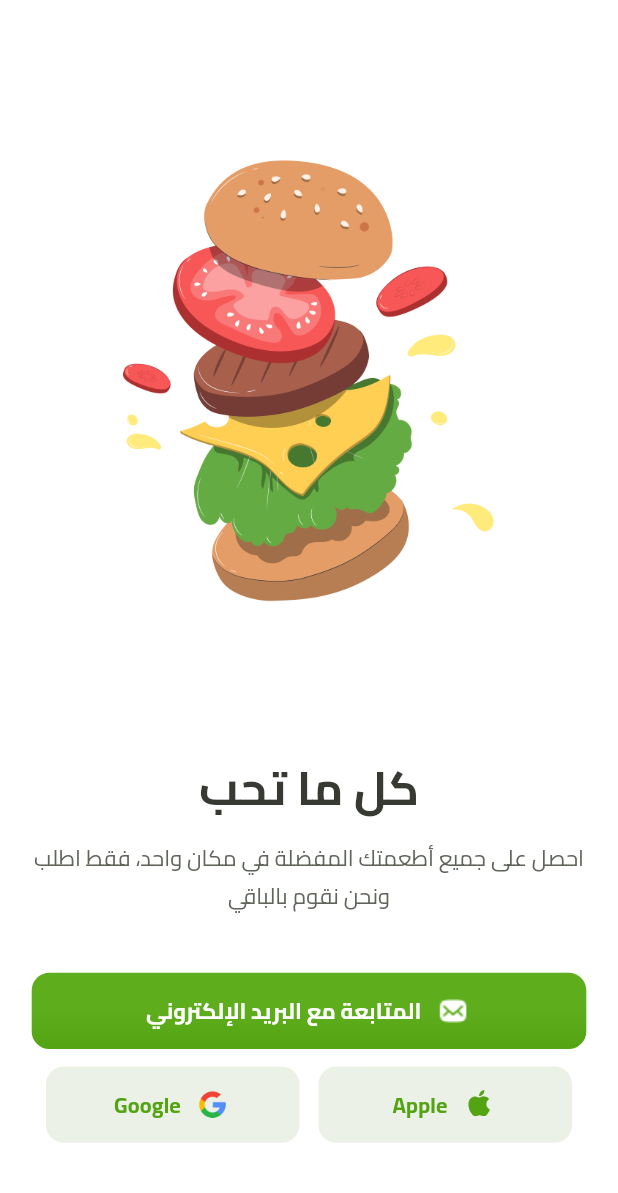
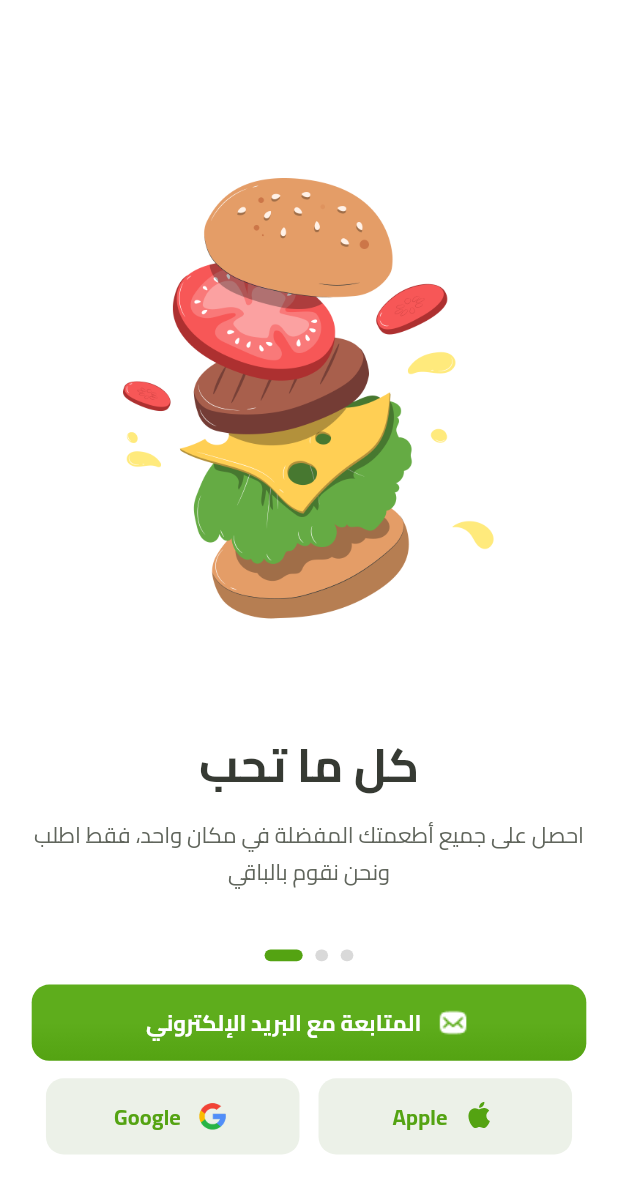
Before and after one commit to oiu85/zytona-flutter-app, a Flutter app: the OnboardingPageThree screen opened by its route, on a phone screen of 412 x 824 dp. Shown: the top 1193 px of the screen. Run offline on Flutter 3.47's test engine with Material 3 defaults, Android fonts, the phone set to English and light mode, and no system bars; our stand-ins replace auto_size_text, dartz, dio, easy_localization, flutter_image_compress, flutter_screenutil and 12 more; accounts and stored records are empty; project files that could hold a hidden picture were left out.

Commit message:
*1. adding the dots indicator to the onboarding pages

```diff
--- a/lib/features/onboarding/presentation/pages/onboarding_page_three.dart
+++ b/lib/features/onboarding/presentation/pages/onboarding_page_three.dart
@@ -45,7 +45,6 @@ class OnboardingPageThree extends StatelessWidget {
                 ),
               ),
 
-              SizedBox(height: 40.h),
 
               // Content section at bottom
               Expanded(
@@ -79,6 +78,50 @@ class OnboardingPageThree extends StatelessWidget {
                     ),
 
                     SizedBox(height: 40.h),
+
+                    // Page indicator dots
+                    Row(
+                      mainAxisAlignment: MainAxisAlignment.center,
+                      children: [
+                        // Inactive dot (page 1)
+                        Container(
+                          width: 8.w,
+                          height: 8.h,
+                          decoration: ShapeDecoration(
+                            color: AppColors.lightInactiveIndicator,
+                            shape: RoundedRectangleBorder(
+                              borderRadius: BorderRadius.circular(4.r),
+                            ),
+                          ),
+                        ),
+                        SizedBox(width: 8.w),
+                        // Inactive dot (page 2)
+                        Container(
+                          width: 8.w,
+                          height: 8.h,
+                          decoration: ShapeDecoration(
+                            color: AppColors.lightInactiveIndicator,
+                            shape: RoundedRectangleBorder(
+                              borderRadius: BorderRadius.circular(4.r),
+                            ),
+                          ),
+                        ),
+                        SizedBox(width: 8.w),
+                        // Active dot (page 3)
+                        Container(
+                          width: 24.w,
+                          height: 8.h,
+                          decoration: ShapeDecoration(
+                            color: AppColors.lightPrimary,
+                            shape: RoundedRectangleBorder(
+                              borderRadius: BorderRadius.circular(4.r),
+                            ),
+                          ),
+                        ),
+                      ],
+                    ),
+
+                    SizedBox(height: 16.h),
 
                     // Social login buttons
                     Column(
```
Also changed, not shown: lib/features/onboarding/presentation/pages/onboarding_page_one.dart (+44 -0 lines), lib/features/onboarding/presentation/pages/onboarding_page_two.dart (+44 -0 lines).
